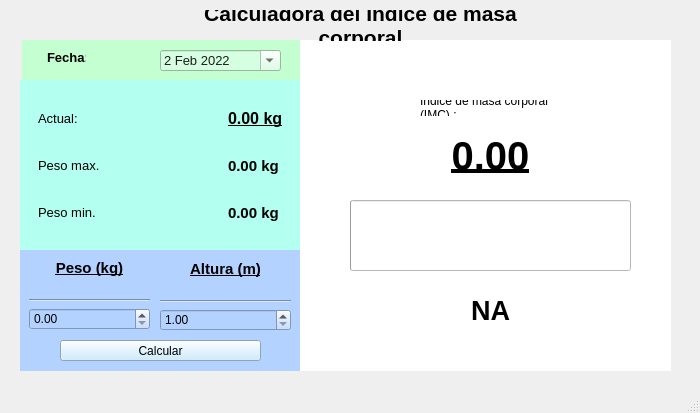
ronnyR4815/P59-Calculo-de-IMC, file ventanaprincipal.ui: the form before one commit.
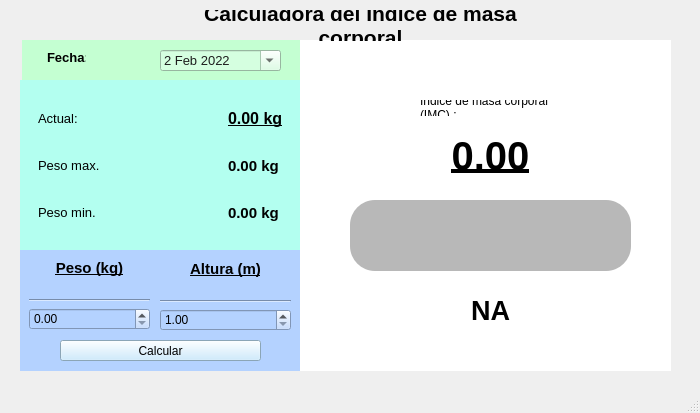
The form after the commit. Icons and pictures are not drawn.

Commit message: cambios menores

What changed in the file:
```diff
--- a/ventanaprincipal.ui
+++ b/ventanaprincipal.ui
@@ -444,7 +444,14 @@
       <bool>false</bool>
      </property>
      <property name="styleSheet">
-      <string notr="true"/>
+      <string notr="true">QProgressBar{
+border-radius: 25px;
+	background-color: rgb(184, 184, 184);
+}
+QProgressBar::chunk{
+border-radius: 10px;
+}
+</string>
      </property>
      <property name="minimum">
       <number>15</number>
```
Left out of the diff: 2 changed lines with no effect on the pictures. The commit also changes 1 other file.
